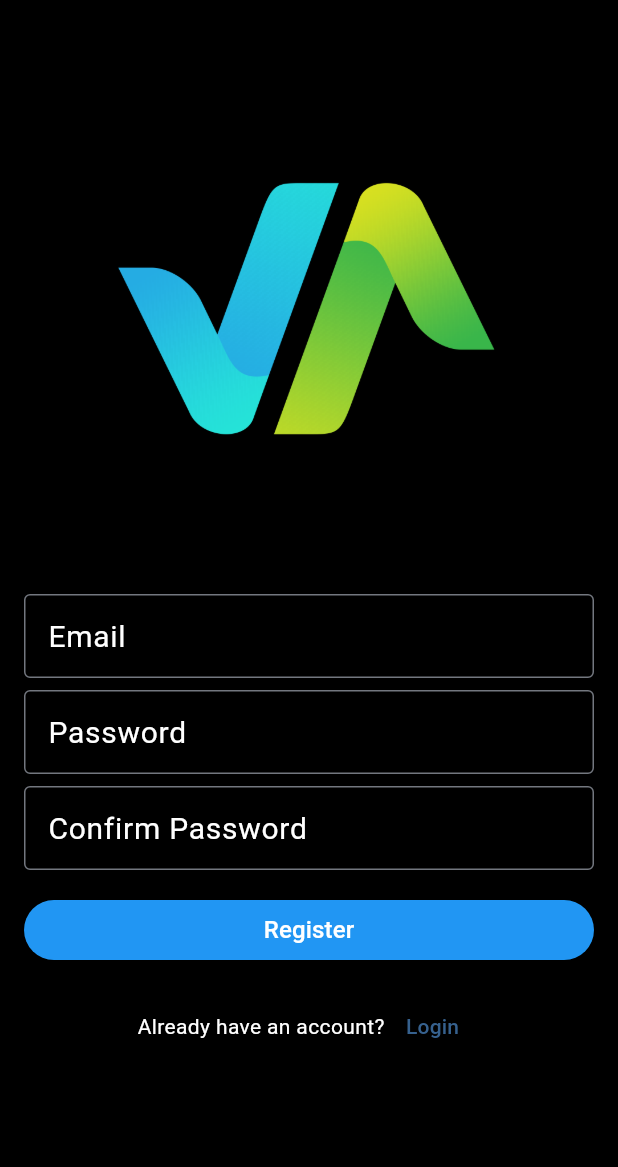
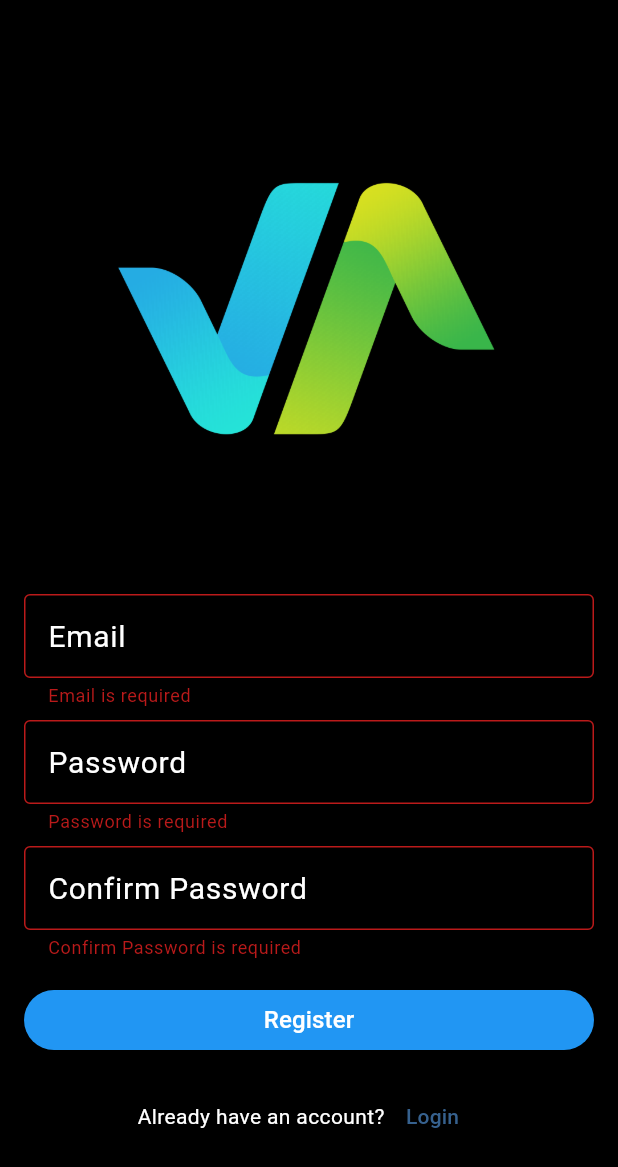
Before and after one commit to Karthikrajendranofficial/machine_test, a Flutter app: the RegisterPage screen opened by its route, after a tap on "Register", on a phone screen of 412 x 824 dp. Shown: the top 1167 px of the screen. Run offline on Flutter 3.47's test engine with Material 3 defaults, Android fonts, the phone set to English and light mode, and no system bars; our stand-ins replace firebase_auth, firebase_core, flutter_hooks, geolocator, get_storage, go_router and 2 more; accounts and stored records are empty; generated files the repository leaves out were written again.

Commit message:
Updated the services and controller for the auth services

```diff
--- a/lib/core/widgets/text_field_widget.dart
+++ b/lib/core/widgets/text_field_widget.dart
@@ -6,6 +6,7 @@ class TextFieldWidget extends StatelessWidget {
   final TextInputAction? action;
   final bool obscureText;
   final TextEditingController? controller;
+  final String? Function(String? value)? validator;
 
   const TextFieldWidget({
     required this.label,
@@ -13,13 +14,15 @@ class TextFieldWidget extends StatelessWidget {
     this.inputType,
     this.action,
     this.controller,
+    this.validator,
     this.obscureText = false,
   });
 
   @override
   Widget build(BuildContext context) {
-    return TextField(
+    return TextFormField(
       controller: controller,
+      validator: validator,
       style: const TextStyle(color: Colors.white),
       keyboardType: inputType,
       textInputAction: action,
--- a/lib/features/authentication/controller/auth_controller.dart
+++ b/lib/features/authentication/controller/auth_controller.dart
@@ -1,6 +1,9 @@
+import 'package:firebase_auth/firebase_auth.dart';
 import 'package:machine_test_karthik/core/utils/snackbar_utils.dart';
 import 'package:machine_test_karthik/features/authentication/services/auth_services.dart';
+import 'package:machine_test_karthik/main.dart';
 import 'package:riverpod_annotation/riverpod_annotation.dart';
+import 'package:go_router/go_router.dart';
 
 part 'auth_controller.g.dart';
 
@@ -13,7 +16,11 @@ class AuthController extends _$AuthController {
     try {
       await AuthServices.signInWithEmailAndPassword(email, password);
 
+      App.navigatorKey.currentContext!.go()
+
       SnackbarUtils.showMessage('Login Successful');
+    } on FirebaseAuthException catch (e) {
+      SnackbarUtils.showMessage(e.message ?? '');
     } catch (e) {
       SnackbarUtils.showMessage('Login Failed. Try again');
     }
@@ -24,6 +31,8 @@ class AuthController extends _$AuthController {
       await AuthServices.signUpWithEmailAndPassword(email, password);
 
       SnackbarUtils.showMessage('Sign Up Successful');
+    } on FirebaseAuthException catch (e) {
+      SnackbarUtils.showMessage(e.message ?? '');
     } catch (e) {
       SnackbarUtils.showMessage('Sign Up Failed. Try again');
     }
--- a/lib/features/authentication/services/auth_services.dart
+++ b/lib/features/authentication/services/auth_services.dart
@@ -3,17 +3,17 @@ import 'package:firebase_auth/firebase_auth.dart';
 class AuthServices {
   static Future<void> signInWithEmailAndPassword(
       String email, String password) async {
-    FirebaseAuth.instance
+    await FirebaseAuth.instance
         .signInWithEmailAndPassword(email: email, password: password);
   }
 
   static Future<void> signUpWithEmailAndPassword(
       String email, String password) async {
-    FirebaseAuth.instance
+    await FirebaseAuth.instance
         .createUserWithEmailAndPassword(email: email, password: password);
   }
 
   static Future<void> signOut() async {
-    FirebaseAuth.instance.signOut();
+    await FirebaseAuth.instance.signOut();
   }
 }
--- a/lib/features/authentication/view/pages/register_page.dart
+++ b/lib/features/authentication/view/pages/register_page.dart
@@ -1,17 +1,44 @@
 import 'package:flutter/material.dart';
+import 'package:flutter_hooks/flutter_hooks.dart';
 import 'package:go_router/go_router.dart';
+import 'package:hooks_riverpod/hooks_riverpod.dart';
+import 'package:machine_test_karthik/features/authentication/controller/auth_controller.dart';
 import 'package:machine_test_karthik/features/authentication/view/pages/login_page.dart';
 import 'package:machine_test_karthik/core/widgets/text_field_widget.dart';
 
-class RegisterPage extends StatelessWidget {
+class RegisterPage extends HookConsumerWidget {
   static const routePath = "/register";
 
   const RegisterPage({super.key});
 
   @override
-  Widget build(BuildContext context) {
+  Widget build(BuildContext context, ref) {
+    /// Controllers for the email and password fields
+    final emailController = useTextEditingController();
+    final passwordController = useTextEditingController();
+
+    /// Key used to validate the form
+    final formKey = useMemoized(() => GlobalKey<FormState>());
+
+    /// Indicate if the signup process is loading
+    final isLoading = useState(false);
+
     /// Callback to execute when the register button is pressed
-    void onRegisterPressed() {}
+    void onRegisterPressed() {
+      isLoading.value = true;
+
+      /// Get the email and password from the controllers
+      final email = emailController.text;
+      final password = passwordController.text;
+
+      if (formKey.currentState!.validate()) {
+        ref
+            .read(authControllerProvider.notifier)
+            .signUpWithEmailAndPassword(email, password);
+      }
+
+      isLoading.value = false;
+    }
 
     /// A callback to execute when the login link is pressed
     void onLoginLinkPressed() {
@@ -20,7 +47,9 @@ class RegisterPage extends StatelessWidget {
 
     return Scaffold(
       backgroundColor: Colors.black,
-      body: SafeArea(
+      body: Form(
+        key: formKey,
+        child: SafeArea(
           child: SingleChildScrollView(
             child: Padding(
               padding: const EdgeInsets.all(16),
@@ -28,22 +57,47 @@ class RegisterPage extends StatelessWidget {
                 mainAxisAlignment: MainAxisAlignment.center,
                 children: [
                   Image.asset("assets/images/logo.png"),
-                const TextFieldWidget(
+                  TextFieldWidget(
                     label: "Email",
                     inputType: TextInputType.emailAddress,
                     action: TextInputAction.next,
+                    controller: emailController,
+                    validator: (value) {
+                      if (value == null || value.isEmpty) {
+                        return "Email is required";
+                      }
+
+                      return null;
+                    },
                   ),
                   const SizedBox(height: 8),
-                const TextFieldWidget(
+                  TextFieldWidget(
                     label: "Password",
                     obscureText: true,
                     action: TextInputAction.next,
+                    controller: passwordController,
+                    validator: (value) {
+                      if (value == null || value.isEmpty) {
+                        return "Password is required";
+                      }
+
+                      return null;
+                    },
                   ),
                   const SizedBox(height: 8),
-                const TextFieldWidget(
+                  TextFieldWidget(
                     label: "Confirm Password",
                     obscureText: true,
                     action: TextInputAction.done,
+                    validator: (value) {
+                      if (value == null || value.isEmpty) {
+                        return "Confirm Password is required";
+                      }
+                      if (value != passwordController.text) {
+                        return "Password does not match";
+                      }
+                      return null;
+                    },
                   ),
                   const SizedBox(height: 16),
                   SizedBox(
@@ -79,6 +133,7 @@ class RegisterPage extends StatelessWidget {
             ),
           ),
         ),
+      ),
     );
   }
 }
--- a/lib/main.dart
+++ b/lib/main.dart
@@ -1,13 +1,18 @@
+import 'package:firebase_core/firebase_core.dart';
 import 'package:flutter/material.dart';
 import 'package:get_storage/get_storage.dart';
+import 'package:hooks_riverpod/hooks_riverpod.dart';
 import 'package:machine_test_karthik/core/router/router.dart';
+import 'package:machine_test_karthik/firebase_options.dart';
 
 void main() async {
   WidgetsFlutterBinding.ensureInitialized();
 
+  await Firebase.initializeApp(options: DefaultFirebaseOptions.currentPlatform);
+
   await GetStorage.init();
 
-  runApp(const App());
+  runApp(const ProviderScope(child: App()));
 }
 
 class App extends StatelessWidget {
```
Lines whose indentation alone changed are shown as unchanged.
